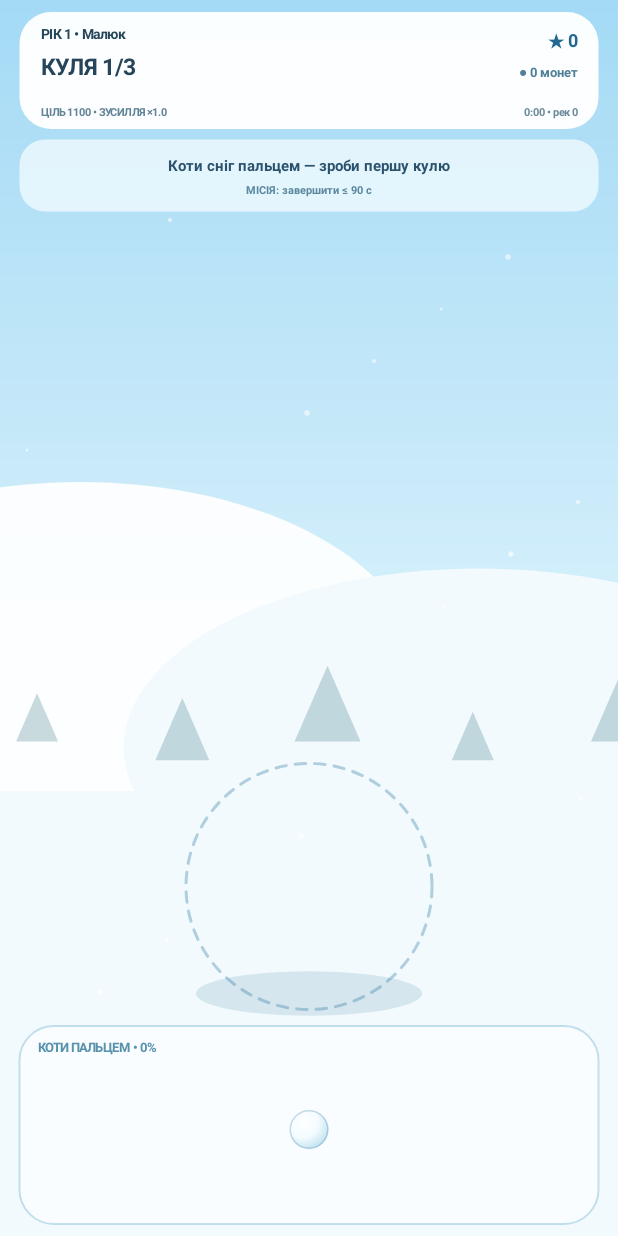
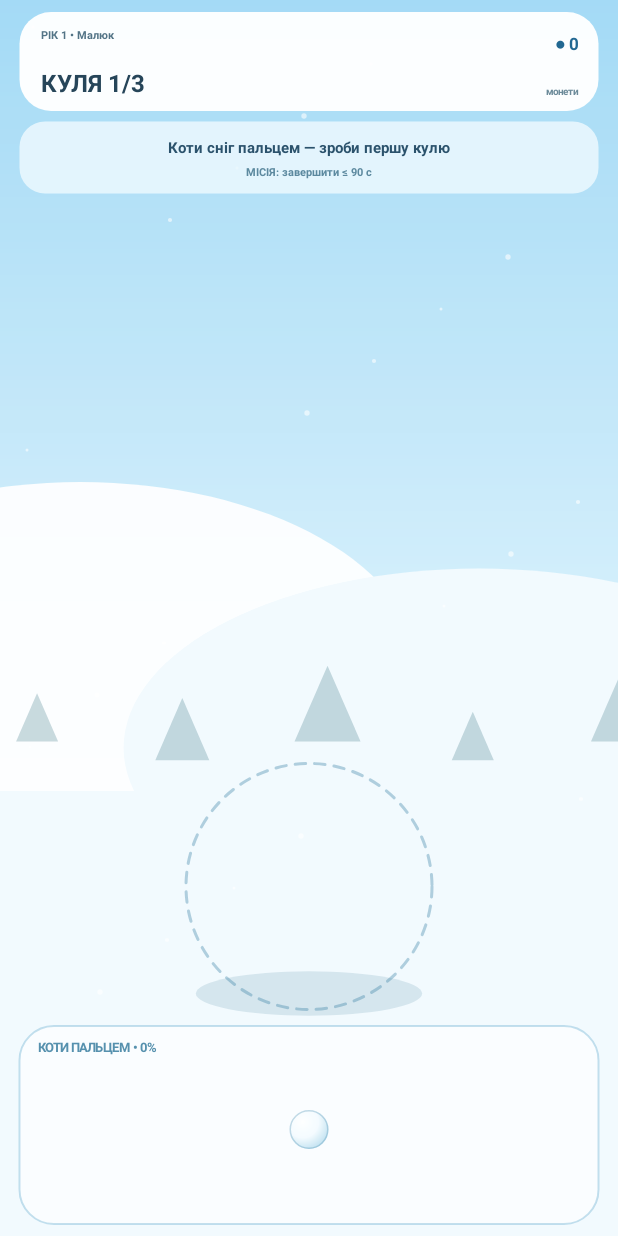
Before and after one commit to serverangelscraft-source/SnowmanGame, an Android app: the MainActivity screen opened directly, with no data from a screen before it, on a phone screen of 412 x 824 dp. Run offline under Robolectric (Android 15) with nearby library versions, the phone set to English and light mode, and no system bars.

Commit message:
Normalize v18.9 gameplay sources

```diff
--- a/app/build.gradle
+++ b/app/build.gradle
@@ -10,7 +10,7 @@ android {
         applicationId "com.snowmangame"
         minSdk 24
         targetSdk 35
-        versionCode 41
-        versionName "18.8"
+        versionCode 42
+        versionName "18.9"
     }
 }
--- a/app/src/main/java/com/snowmangame/MainActivity.java
+++ b/app/src/main/java/com/snowmangame/MainActivity.java
@@ -155,7 +155,7 @@ public class MainActivity extends Activity {
             compact=usable<dp(650);
             narrow=w<dp(360);
             float m=narrow?dp(9):dp(13);
-            float hudH=compact?dp(70):dp(78);
+            float hudH=compact?dp(60):dp(66);
             float tipH=compact?dp(44):dp(48);
             float interactionH=balls<3?(compact?dp(112):dp(132)):(compact?dp(136):dp(158));
             hud.set(m,safeTop+dp(8),w-m,safeTop+dp(8)+hudH);
@@ -235,18 +235,14 @@ public class MainActivity extends Activity {
 
         void drawHud(Canvas c){
             p.setColor(Color.argb(245,255,255,255));c.drawRoundRect(hud,dp(21),dp(21),p);
-            text.setTextAlign(Paint.Align.LEFT);text.setColor(Color.rgb(38,69,89));text.setTextSize(tx(narrow?8:9));
+            text.setTextAlign(Paint.Align.LEFT);text.setColor(Color.rgb(83,116,134));text.setTextSize(tx(narrow?6.8f:7.6f));
             c.drawText("РІК "+year+" • "+ageName(),hud.left+dp(14),hud.top+dp(18),text);
-            text.setTextSize(tx(narrow?13:15));
-            c.drawText(balls<3?"КУЛЯ "+(balls+1)+"/3":"ДЕКОР "+decorPlaced+"/6",hud.left+dp(14),hud.top+dp(42),text);
-            text.setTextSize(tx(7.2f));text.setColor(Color.rgb(97,132,150));
-            c.drawText("ЦІЛЬ "+yearGoal()+" • ЗУСИЛЛЯ ×"+String.format("%.1f",effort()),hud.left+dp(14),hud.bottom-dp(9),text);
-            text.setTextAlign(Paint.Align.RIGHT);text.setTextSize(tx(12));text.setColor(Color.rgb(34,104,146));
-            c.drawText("★ "+score,hud.right-dp(14),hud.top+dp(23),text);
-            text.setTextSize(tx(8.7f));text.setColor(Color.rgb(80,128,151));
-            c.drawText("● "+wallet+" монет",hud.right-dp(14),hud.top+dp(43),text);
-            text.setTextSize(tx(7.2f));text.setColor(Color.rgb(108,139,154));
-            c.drawText(timeText(elapsed())+" • рек "+bestScore,hud.right-dp(14),hud.bottom-dp(9),text);
+            text.setTextSize(tx(narrow?14:16));text.setColor(Color.rgb(38,69,89));
+            c.drawText(balls<3?"КУЛЯ "+(balls+1)+"/3":"ДЕКОР "+decorPlaced+"/6",hud.left+dp(14),hud.bottom-dp(13),text);
+            text.setTextAlign(Paint.Align.RIGHT);text.setTextSize(tx(narrow?10:11));text.setColor(Color.rgb(34,104,146));
+            c.drawText("● "+wallet,hud.right-dp(14),hud.top+dp(25),text);
+            text.setTextSize(tx(6.6f));text.setColor(Color.rgb(108,139,154));
+            c.drawText("монети",hud.right-dp(14),hud.bottom-dp(11),text);
         }
 
         void drawTip(Canvas c){
@@ -425,7 +421,7 @@ public class MainActivity extends Activity {
                 performClick();
                 if(finished){
                     if(sponsorBtn.contains(x,y)&&!sponsorRewarded){sponsorScene=true;sponsorStart=SystemClock.elapsedRealtime();buzz(20);invalidate();return true;}
-                    if(journeyBtn.contains(x,y)){ctx.startActivity(new Intent(ctx,DeliveryActivity.class));((Activity)ctx).finish();return true;}
+                    if(journeyBtn.contains(x,y)){ctx.startActivity(new Intent(ctx,year>=7?SchoolActivity.class:DeliveryActivity.class));((Activity)ctx).finish();return true;}
                     if(replayBtn.contains(x,y)){reset();return true;}
                     return true;
                 }
```
Also changed, not shown: app/src/main/java/com/snowmangame/JourneyActivity.java (+14 -4 lines).
